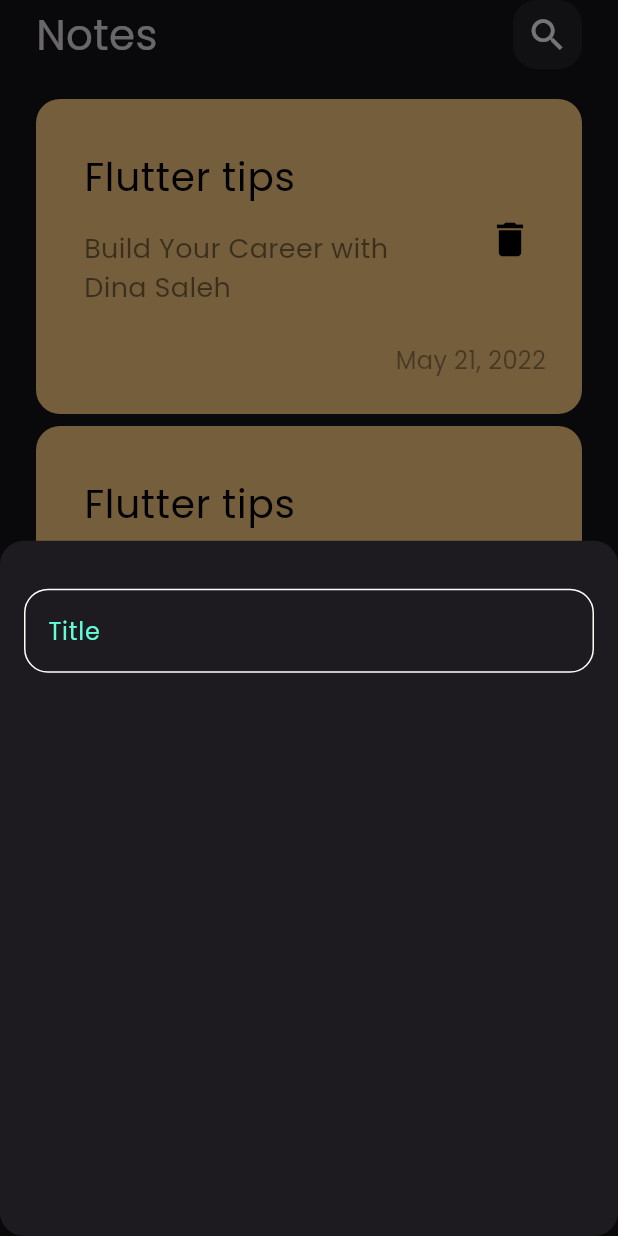
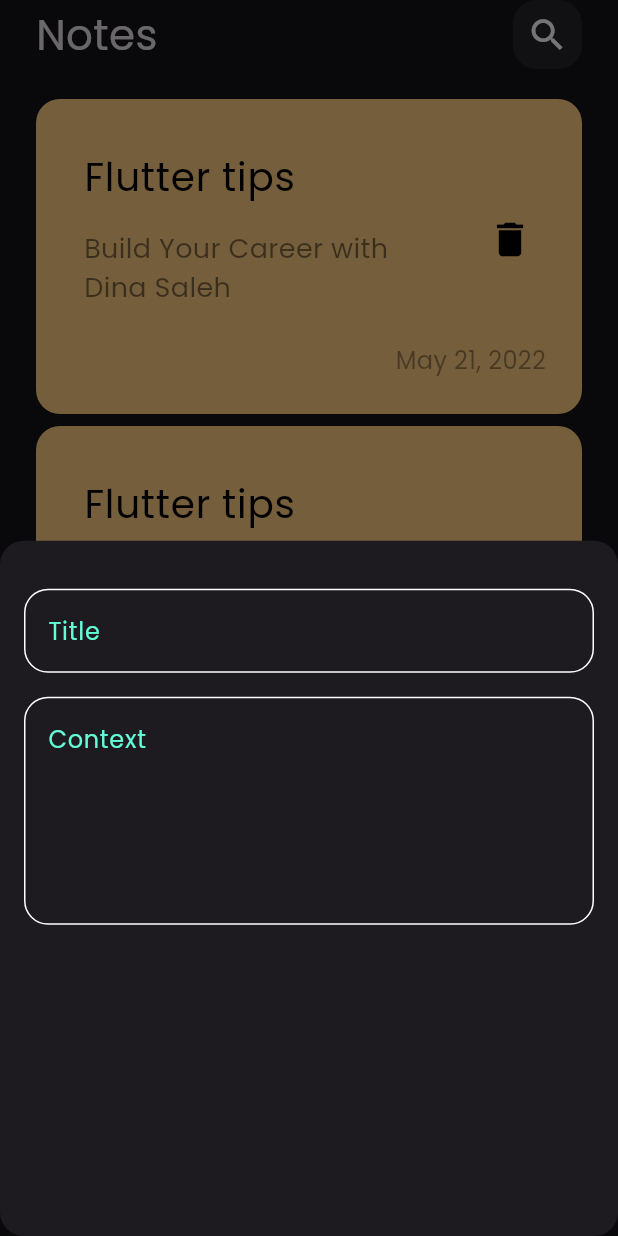
Before and after one commit to dinaSaleh2001/notes_app, a Flutter app: the screen it shows after launch, after a tap on the "add" icon, on a phone screen of 412 x 824 dp. Run offline on Flutter 3.47's test engine with Material 3 defaults, Android fonts, the phone set to English and light mode, and no system bars.

Commit message:
add filds to buttom sheet

```diff
--- a/lib/widgets/add_note_buttom_sheet.dart
+++ b/lib/widgets/add_note_buttom_sheet.dart
@@ -15,7 +15,17 @@ class AddNoteButtonSheet extends StatelessWidget {
           SizedBox(
             height: 32,
           ),
-          CustomTextFild(),
+          CustomTextFild(
+            hintText: 'Title',
+            maxLine: 1,
+          ),
+          SizedBox(
+            height: 16,
+          ),
+          CustomTextFild(
+            hintText: 'Context',
+            maxLine: 5,
+          ),
         ],
       ),
     );
--- a/lib/widgets/custom_text_fild.dart
+++ b/lib/widgets/custom_text_fild.dart
@@ -2,14 +2,21 @@ import 'package:flutter/material.dart';
 import 'package:store_app/constant.dart';
 
 class CustomTextFild extends StatelessWidget {
-  const CustomTextFild({super.key});
+  const CustomTextFild({
+    super.key,
+    required this.hintText,
+    required this.maxLine,
+  });
+  final String hintText;
+  final int maxLine;
 
   @override
   Widget build(BuildContext context) {
     return TextField(
+      maxLines: maxLine,
       cursorColor: kPrimaryColor,
       decoration: InputDecoration(
-        hintText: 'Title',
+        hintText: hintText,
         hintStyle: TextStyle(
           color: kPrimaryColor,
         ),
```
